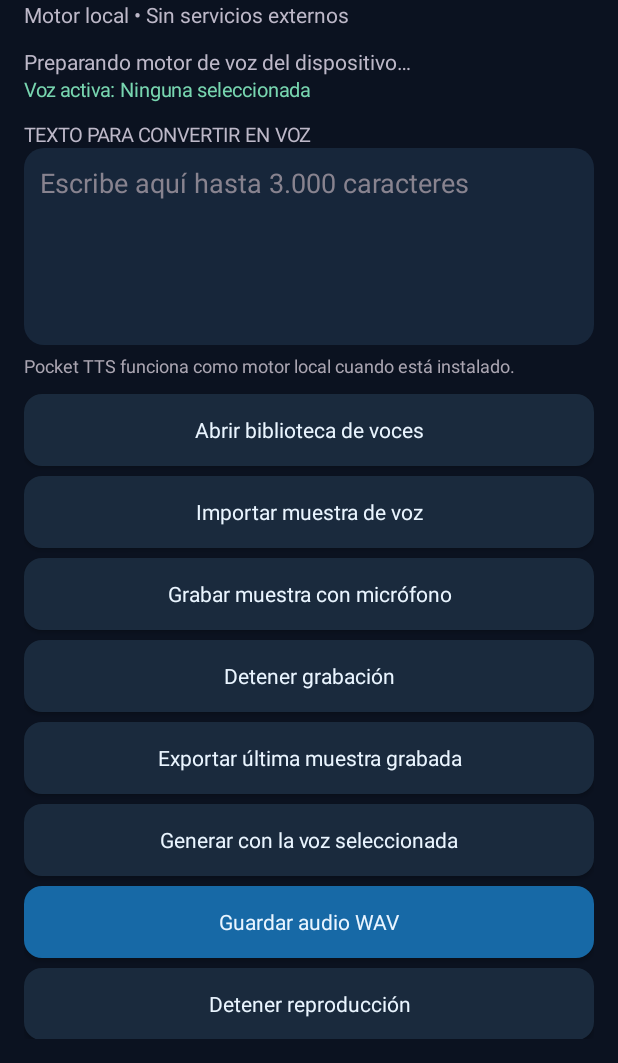
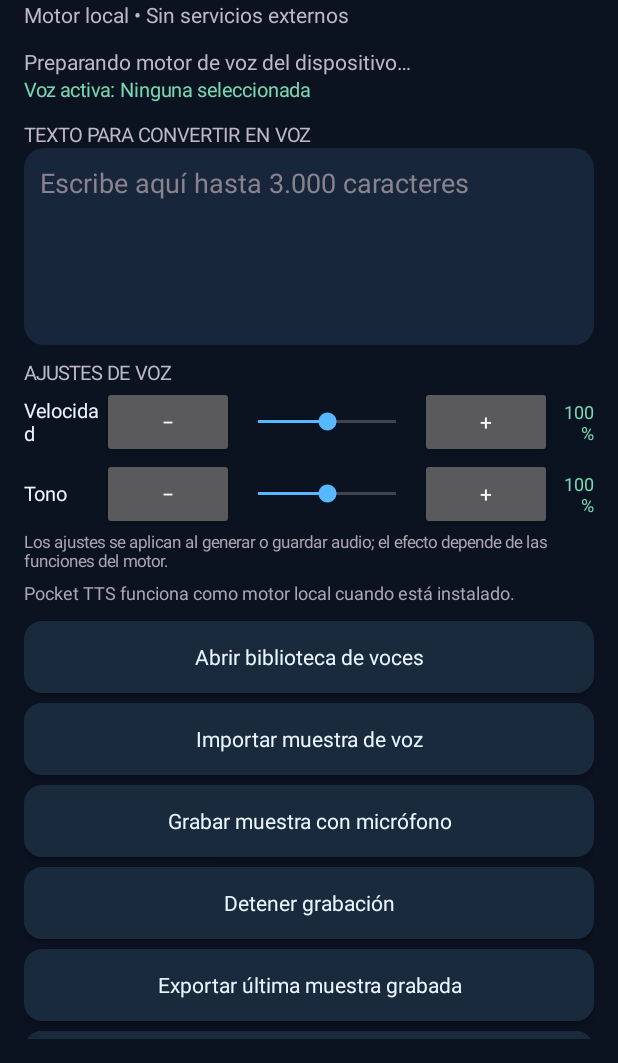
Before and after one commit to rodriquezdario59-crypto/-VOICE-CLONE-AI, an Android app: the screen it shows after launch (MainActivity), on a phone screen of 412 x 824 dp, the part 173-1236 px from its top. Run offline under Robolectric (Android 15) with nearby library versions, the phone set to English and light mode, and no system bars; 1 statement that could not run was skipped.

Commit message:
Add speech rate and pitch controls

```diff
--- a/app/src/main/java/ai/voiceclone/app/MainActivity.kt
+++ b/app/src/main/java/ai/voiceclone/app/MainActivity.kt
@@ -23,6 +23,7 @@ import android.widget.EditText
 import android.widget.ImageView
 import android.widget.LinearLayout
 import android.widget.ScrollView
+import android.widget.SeekBar
 import android.widget.TextView
 import android.widget.Toast
 import java.io.File
@@ -101,6 +102,11 @@ class MainActivity : Activity(), TextToSpeech.OnInitListener {
             filters = arrayOf(android.text.InputFilter.LengthFilter(maxCharacters))
         }
         content.addView(textInput, matchWidth())
+        content.addView(space(14))
+        content.addView(label("AJUSTES DE VOZ", 13, 0xFFBDB8C8.toInt()))
+        content.addView(adjustmentControl("Velocidad", "speech_rate", 50, 200, 100))
+        content.addView(adjustmentControl("Tono", "speech_pitch", 50, 150, 100))
+        content.addView(label("Los ajustes se aplican al generar o guardar audio; el efecto depende de las funciones del motor.", 11, 0xFFAAA5B1.toInt()))
         content.addView(space(8))
         content.addView(label("Pocket TTS funciona como motor local cuando está instalado.", 12, 0xFFAAA5B1.toInt()))
         content.addView(space(16))
@@ -132,6 +138,33 @@ class MainActivity : Activity(), TextToSpeech.OnInitListener {
     }
     private fun space(height: Int) = View(this).apply { layoutParams = LinearLayout.LayoutParams(1, height) }
     private fun matchWidth() = LinearLayout.LayoutParams(-1, -2)
+
+    private fun adjustmentControl(title: String, key: String, min: Int, max: Int, defaultValue: Int): View {
+        val prefs = getSharedPreferences("voiceclone", MODE_PRIVATE)
+        val row = LinearLayout(this).apply { orientation = LinearLayout.HORIZONTAL; gravity = Gravity.CENTER_VERTICAL }
+        val titleView = TextView(this).apply { text = title; textSize = 13f; setTextColor(0xFFEAF5FF.toInt()); layoutParams = LinearLayout.LayoutParams(78, -2) }
+        lateinit var bar: SeekBar
+        val value = TextView(this).apply { textSize = 12f; setTextColor(0xFF78D6B0.toInt()); gravity = Gravity.END; layoutParams = LinearLayout.LayoutParams(42, -2) }
+        val minus = Button(this).apply { text = "−"; isAllCaps = false; minWidth = 40; setOnClickListener { bar.progress = (bar.progress - 5).coerceAtLeast(0) } }
+        bar = SeekBar(this).apply { max = max - min; progress = prefs.getInt(key, defaultValue).coerceIn(min, max) - min; layoutParams = LinearLayout.LayoutParams(0, -2, 1f) }
+        val plus = Button(this).apply { text = "+"; isAllCaps = false; minWidth = 40; setOnClickListener { bar.progress = (bar.progress + 5).coerceAtMost(bar.max) } }
+        fun update() { val amount = bar.progress + min; value.text = amount.toString() + "%"; prefs.edit().putInt(key, amount).apply(); applyVoiceParameters() }
+        bar.setOnSeekBarChangeListener(object : SeekBar.OnSeekBarChangeListener {
+            override fun onProgressChanged(seekBar: SeekBar?, progress: Int, fromUser: Boolean) { update() }
+            override fun onStartTrackingTouch(seekBar: SeekBar?) {}
+            override fun onStopTrackingTouch(seekBar: SeekBar?) {}
+        })
+        row.addView(titleView); row.addView(minus); row.addView(bar); row.addView(plus); row.addView(value)
+        update()
+        return row
+    }
+
+    private fun applyVoiceParameters() {
+        if (!::tts.isInitialized) return
+        val prefs = getSharedPreferences("voiceclone", MODE_PRIVATE)
+        runCatching { tts.setSpeechRate(prefs.getInt("speech_rate", 100).coerceIn(50, 200) / 100f) }
+        runCatching { tts.setPitch(prefs.getInt("speech_pitch", 100).coerceIn(50, 150) / 100f) }
+    }
     private fun actionButton(title: String, action: () -> Unit) = Button(this).apply {
         text = title
         isAllCaps = false
@@ -167,6 +200,7 @@ class MainActivity : Activity(), TextToSpeech.OnInitListener {
                 .getString("selected_tts_voice", null)
             val savedVoice = tts.voices?.firstOrNull { it.name == savedVoiceId }
             if (savedVoice != null) runCatching { tts.voice = savedVoice }
+            applyVoiceParameters()
             status.text = if (languageResult == TextToSpeech.LANG_MISSING_DATA ||
                 languageResult == TextToSpeech.LANG_NOT_SUPPORTED) {
                 "Instala una voz española compatible para uso sin conexión en los ajustes del sistema."
@@ -235,6 +269,7 @@ class MainActivity : Activity(), TextToSpeech.OnInitListener {
             return false
         }
         selectedVoiceSummary.text = "Voz activa: $profileName"
+        applyVoiceParameters()
         return true
     }
 
```
